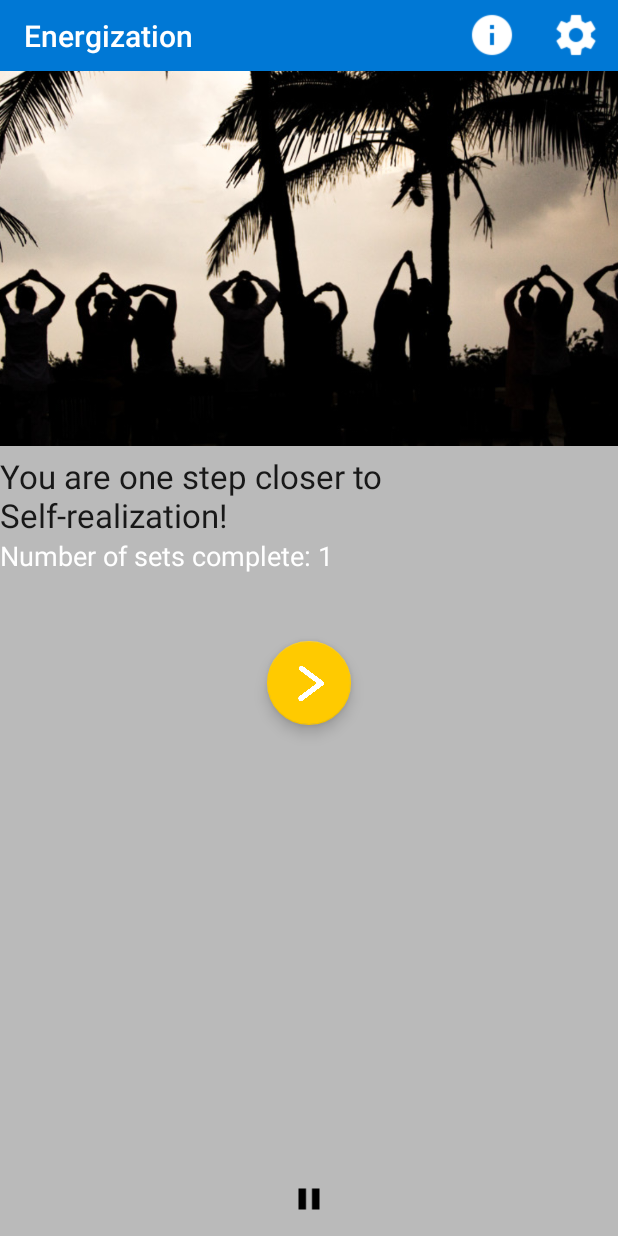
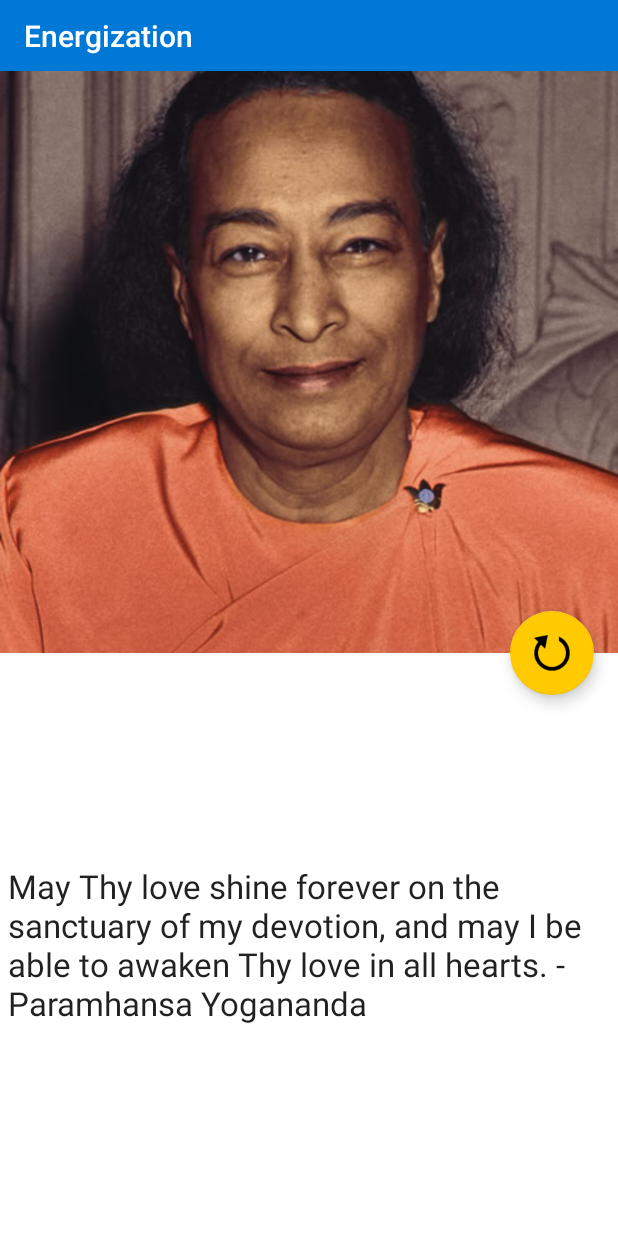
Before and after one commit to Dhanush123/Energization, an Android app: the ResultsActivity screen opened directly, with no data from a screen before it, after a tap on an icon or button, on a phone screen of 412 x 824 dp. Run offline under Robolectric (Android 15) with nearby library versions, the phone set to English and light mode, and no system bars.

Commit message:
almost done with app
way better UI, just waiting for approval from organization I’m making
it for

```diff
--- a/app/build.gradle
+++ b/app/build.gradle
@@ -8,8 +8,8 @@ android {
         applicationId "com.x10host.dhanushpatel.energization"
         minSdkVersion 14
         targetSdkVersion 23
-        versionCode 2
-        versionName "1.5"
+        versionCode 3
+        versionName "2"
     }
     buildTypes {
         release {
--- /dev/null
+++ b/app/src/main/java/com/x10host/dhanushpatel/energization/FinalActivity.java
@@ -0,0 +1,44 @@
+package com.x10host.dhanushpatel.energization;
+
+import android.content.Intent;
+import android.graphics.Color;
+import android.os.Build;
+import android.os.Bundle;
+import android.support.design.widget.FloatingActionButton;
+import android.support.v7.app.AppCompatActivity;
+import android.support.v7.widget.Toolbar;
+import android.util.Log;
+import android.view.View;
+import android.view.WindowManager;
+
+public class FinalActivity extends AppCompatActivity {
+
+    @Override
+    protected void onCreate(Bundle savedInstanceState) {
+        super.onCreate(savedInstanceState);
+        setContentView(R.layout.activity_final);
+
+        Toolbar toolbar = (Toolbar)findViewById(R.id.toolbar);
+        setSupportActionBar(toolbar);
+        toolbar.setTitleTextColor(Color.WHITE);
+
+        if (Build.VERSION.SDK_INT >= Build.VERSION_CODES.LOLLIPOP) {
+            getWindow().addFlags(WindowManager.LayoutParams.FLAG_DRAWS_SYSTEM_BAR_BACKGROUNDS);
+            getWindow().setStatusBarColor(getResources().getColor(R.color.colorPrimaryDark));
+        }
+        addListeners();
+    }
+
+    private void addListeners() {
+
+
+        FloatingActionButton myFab = (FloatingActionButton) findViewById(R.id.fab);
+        myFab.setOnClickListener(new View.OnClickListener() {
+            public void onClick(View v) {
+                Log.i("Going to","restart & prayer activity now");
+                Intent i = new Intent(FinalActivity.this,BeginPrayerActivity.class);
+                startActivity(i);
+            }
+        });
+    }
+}
--- a/app/src/main/java/com/x10host/dhanushpatel/energization/ResultsActivity.java
+++ b/app/src/main/java/com/x10host/dhanushpatel/energization/ResultsActivity.java
@@ -67,9 +67,9 @@ public class ResultsActivity extends AppCompatActivity implements MediaPlayer.On
         FloatingActionButton myFab = (FloatingActionButton) findViewById(R.id.fab);
         myFab.setOnClickListener(new View.OnClickListener() {
             public void onClick(View v) {
-                Log.i("Going to","main activity now");
-                //Intent i = new Intent(ResultsActivity.this,FinishScreen.class);
-                //startActivity(i);
+                Log.i("Going to","final activity now");
+                Intent i = new Intent(ResultsActivity.this,FinalActivity.class);
+                startActivity(i);
             }
         });
     }
@@ -128,8 +128,8 @@ public class ResultsActivity extends AppCompatActivity implements MediaPlayer.On
         if(mPlayer==null) {
             Log.i("is mPlayer null?", (mPlayer == null) + "");
             if(audioLength.equals("none")){
-                playButton.setImageResource(R.drawable.play24);
-                Log.i("Button press", "only pic display");
+//                playButton.setImageResource(R.drawable.play24);
+//                Log.i("Button press", "only pic display");
             }
             else{
                 int id = setStepMusic(audioLength);
@@ -138,7 +138,7 @@ public class ResultsActivity extends AppCompatActivity implements MediaPlayer.On
 
                     playerStart();
 
-                    playButton.setImageResource(R.drawable.pause24);
+//                    playButton.setImageResource(R.drawable.pause24);
                     Log.i("Button press", "music play first time");
                 }
             }
@@ -146,7 +146,7 @@ public class ResultsActivity extends AppCompatActivity implements MediaPlayer.On
         else if(mPlayer!=null){
             Log.i("is mPlayer null?", (mPlayer == null) + "");
             if(audioLength.equals("none")){
-                playButton.setImageResource(R.drawable.play24);
+//                playButton.setImageResource(R.drawable.play24);
                 Log.i("Button press", "only pic display");
             }
             else {
@@ -157,7 +157,7 @@ public class ResultsActivity extends AppCompatActivity implements MediaPlayer.On
                         length = mPlayer.getCurrentPosition();
                         if(length!=0) {
                             mPlayer.pause();
-                            playButton.setImageResource(R.drawable.play24);
+//                            playButton.setImageResource(R.drawable.play24);
                             Log.i("paused music at", length + "");
                         }
                         else{
@@ -165,13 +165,13 @@ public class ResultsActivity extends AppCompatActivity implements MediaPlayer.On
                             mPlayer = null;
                             mPlayer = MediaPlayer.create(getApplicationContext(), id);
                             Log.i("does lastStep!=step ?", (lastStep!=step)+"");
-                            playButton.setImageResource(R.drawable.pause24);
+//                            playButton.setImageResource(R.drawable.pause24);
                             playerStart();
                         }
                     } else if (!mPlayer.isPlaying()) {
                         mPlayer.seekTo(length);
                         Log.i("seek to music at", length + "");
-                        playButton.setImageResource(R.drawable.pause24);
+//                        playButton.setImageResource(R.drawable.pause24);
 
                         playerStart();
                     }
@@ -179,7 +179,7 @@ public class ResultsActivity extends AppCompatActivity implements MediaPlayer.On
                 else {
                     mPlayer.stop();
                     mPlayer = null;
-                    playButton.setImageResource(R.drawable.play24);
+//                    playButton.setImageResource(R.drawable.play24);
                 }
             }
         }
@@ -192,7 +192,7 @@ public class ResultsActivity extends AppCompatActivity implements MediaPlayer.On
             @Override
             public void onCompletion(MediaPlayer mp) {
                 Log.i("actually playing music", "yes");
-                playButton.setImageResource(R.drawable.play24);
+//                playButton.setImageResource(R.drawable.play24);
 
             }
         });
@@ -201,7 +201,7 @@ public class ResultsActivity extends AppCompatActivity implements MediaPlayer.On
     private int setStepMusic(String audioLength) {
         int id = -100000;
         if(audioLength!="none") {
-            id = getApplicationContext().getResources().getIdentifier("prayer", "raw", getApplicationContext().getPackageName());
+            id = getApplicationContext().getResources().getIdentifier("aumamen", "raw", getApplicationContext().getPackageName());
         }
         return id;
     }
--- /dev/null
+++ b/app/src/main/res/layout/activity_final.xml
@@ -0,0 +1,76 @@
+<?xml version="1.0" encoding="utf-8"?>
+
+<android.support.design.widget.CoordinatorLayout xmlns:android="http://schemas.android.com/apk/res/android"
+    xmlns:tools="http://schemas.android.com/tools"
+    xmlns:app="http://schemas.android.com/apk/res-auto"
+    android:layout_width="match_parent"
+    android:layout_height="match_parent"
+    tools:context=".IntroPageActivity"
+    android:background="#FFFFFF">
+
+    <!-- http://stackoverflow.com/questions/14544327/make-image-appear-half-of-the-screen -->
+    <LinearLayout
+        android:orientation="vertical"
+        android:layout_width="match_parent"
+        android:layout_height="match_parent"
+        android:background="#FFFFFF"
+        >
+        <android.support.v7.widget.Toolbar
+            android:id="@+id/toolbar"
+            android:layout_width="match_parent"
+            android:layout_height="47dp"
+            android:background="@color/colorPrimary"
+            android:minHeight="?attr/actionBarSize" />
+        <RelativeLayout
+            android:layout_width="match_parent"
+            android:layout_height="0dp"
+            android:layout_weight="0.4"
+            android:id="@+id/viewA"
+
+            >
+            <ImageView
+                android:layout_width="fill_parent"
+                android:layout_height="wrap_content"
+                android:src="@drawable/yogananda"
+                android:adjustViewBounds="true"
+                android:paddingTop="5dp"
+                android:paddingBottom="5dp"
+                android:scaleType="centerCrop"
+                android:layout_gravity="center_horizontal"
+                android:layout_alignParentTop="true"
+                android:layout_alignParentLeft="true"
+                android:layout_alignParentStart="true" />
+
+        </RelativeLayout>
+
+        <RelativeLayout
+            android:layout_width="match_parent"
+            android:layout_height="0dp"
+            android:layout_weight="0.4"
+            >
+
+
+            <TextView
+                android:layout_width="wrap_content"
+                android:layout_height="wrap_content"
+                android:textAppearance="?android:attr/textAppearanceLarge"
+                android:text="@string/quoteText"
+                android:id="@+id/quoteText"
+                android:layout_centerVertical="true"
+                android:layout_alignParentRight="true"
+                android:layout_alignParentEnd="true"
+                android:layout_marginLeft="5dp"/>
+        </RelativeLayout>
+    </LinearLayout>
+
+    <android.support.design.widget.FloatingActionButton
+        android:id="@+id/fab"
+        android:layout_width="wrap_content"
+        android:layout_height="wrap_content"
+        android:layout_margin="16dp"
+        android:clickable="true"
+        android:src="@drawable/restarticon"
+        app:layout_anchor="@id/viewA"
+        app:layout_anchorGravity="bottom|right|end"
+        app:backgroundTint="@color/colorAccent"/>
+</android.support.design.widget.CoordinatorLayout>
--- a/app/src/main/res/layout/activity_results.xml
+++ b/app/src/main/res/layout/activity_results.xml
@@ -49,17 +49,6 @@
 
     </LinearLayout>
 
-    <ImageButton
-        android:id="@+id/playButton1"
-        android:layout_width="100dip"
-        android:layout_height="50dip"
-        android:src="@drawable/play24"
-        android:contentDescription="image"
-        android:background="@null"
-        android:layout_weight="1"
-        android:layout_alignParentBottom="true"
-        android:layout_centerHorizontal="true" />
-
     <TextView
         android:layout_width="wrap_content"
         android:layout_height="wrap_content"
@@ -68,7 +57,9 @@
         android:id="@+id/resultsCaption"
         android:layout_below="@+id/resultImg"
         android:layout_alignParentLeft="true"
-        android:layout_alignParentStart="true" />
+        android:layout_alignParentStart="true"
+        android:layout_marginTop="5dp"
+        android:layout_marginLeft="5dp"/>
 
     <TextView
         android:layout_width="wrap_content"
@@ -79,7 +70,9 @@
         android:layout_below="@+id/resultsCaption"
         android:layout_alignParentLeft="true"
         android:layout_alignParentStart="true"
-        android:textColor="#FFFFFF"/>
+        android:textColor="#FFFFFF"
+        android:layout_marginTop="5dp"
+        android:layout_marginLeft="5dp"/>
 
 
 </RelativeLayout>
--- a/app/src/main/res/values/strings.xml
+++ b/app/src/main/res/values/strings.xml
@@ -21,5 +21,6 @@
     <string name="introSentences">As taught by Paramhansa Yogananda. Written by Swami Kriyananda in the <i> Ananda Course in Self-Realization. </i> </string>
     <string name="resultsCaption">You are one step closer to Self-realization!</string>
     <string name="setsCompleteText">Number of sets complete:</string>
+    <string name="quoteText">"May Thy love shine forever on the sanctuary of my devotion, and may I be able to awaken Thy love in all hearts." - Paramhansa Yogananda</string>
 
 </resources>
```
Also changed, not shown: app/src/main/AndroidManifest.xml (+4 -3 lines), app/src/main/java/com/x10host/dhanushpatel/energization/MainActivity.java (+42 -47 lines), app/src/main/res/drawable/restarticon.png (added), app/src/main/res/drawable/yogananda.jpg (added), 1 other file.
